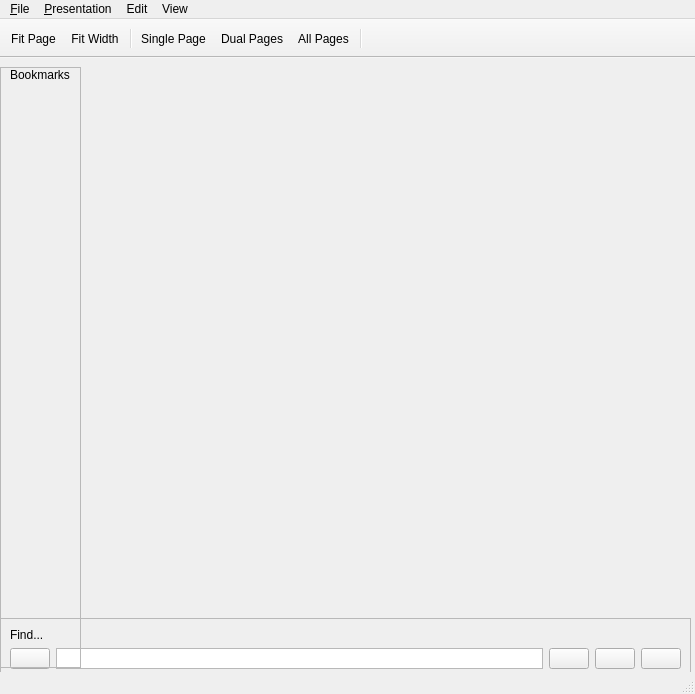
First picture: the form in src-qt5/desktop-utils/lumina-pdf/mainUI.ui, repository lumina-desktop/lumina, before the edit.
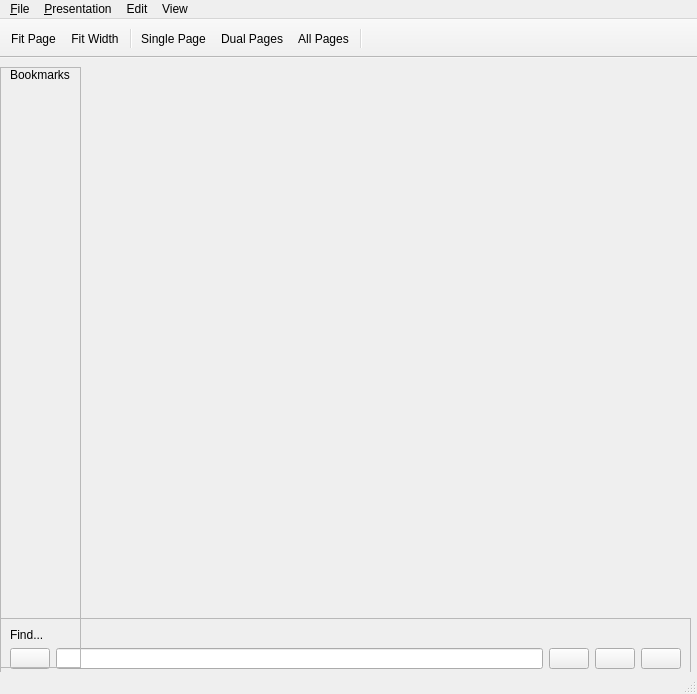
Second picture: the form after the edit.

Commit message: Made improvements to focus setting and the find widget in lumina-pdf

```diff
--- a/src-qt5/desktop-utils/lumina-pdf/mainUI.ui
+++ b/src-qt5/desktop-utils/lumina-pdf/mainUI.ui
@@ -6,7 +6,7 @@
    <rect>
     <x>0</x>
     <y>0</y>
-    <width>695</width>
+    <width>697</width>
     <height>694</height>
    </rect>
   </property>
@@ -23,6 +23,12 @@
       <height>61</height>
      </rect>
     </property>
+    <property name="sizePolicy">
+     <sizepolicy hsizetype="Preferred" vsizetype="Preferred">
+      <horstretch>0</horstretch>
+      <verstretch>0</verstretch>
+     </sizepolicy>
+    </property>
     <property name="frameShape">
      <enum>QFrame::StyledPanel</enum>
     </property>
@@ -40,20 +46,7 @@
         </widget>
        </item>
        <item>
-        <widget class="QTextEdit" name="textEdit">
-         <property name="maximumSize">
-          <size>
-           <width>16777215</width>
-           <height>24</height>
-          </size>
-         </property>
-         <property name="verticalScrollBarPolicy">
-          <enum>Qt::ScrollBarAlwaysOff</enum>
-         </property>
-         <property name="horizontalScrollBarPolicy">
-          <enum>Qt::ScrollBarAlwaysOff</enum>
-         </property>
-        </widget>
+        <widget class="QLineEdit" name="textEdit"/>
        </item>
        <item>
         <widget class="QPushButton" name="findPrevB">
@@ -122,7 +115,7 @@
     <rect>
      <x>0</x>
      <y>0</y>
-     <width>695</width>
+     <width>697</width>
      <height>21</height>
     </rect>
    </property>
```
Left out of the diff: 3 changed lines with no effect on the pictures. The commit also changes 2 other files.
